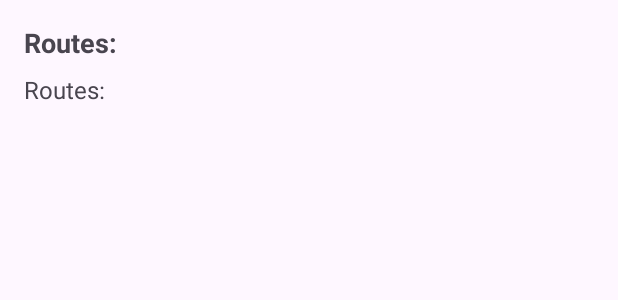
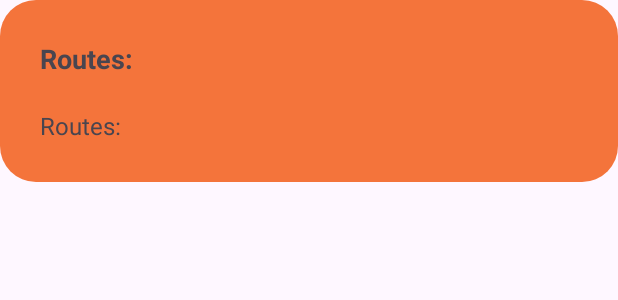
Before and after one commit to dsullano/TrackNJeep, an Android app: the layout fragment_jeep_info_bottom_sheet.xml on its own in the app's theme, with its tools: preview values and no code run, on a phone screen of 412 x 824 dp. Shown: the top 300 px of the screen. Run offline under Robolectric (Android 15) with nearby library versions, the light colour scheme and no system bars; Roboto replaces fonts that are not available here.

Commit message:
i wanna sleep

```diff
--- a/app/src/main/res/layout/activity_home_page.xml
+++ b/app/src/main/res/layout/activity_home_page.xml
@@ -19,7 +19,7 @@
         android:layout_width="match_parent"
         android:layout_height="wrap_content"
         android:id="@+id/footer"
-        android:backgroundTint="@color/btnOrange"
+        android:backgroundTint="@color/main"
         android:layout_alignParentBottom="true"
         app:menu="@menu/footer"
         />
--- a/app/src/main/res/layout/fragment_home.xml
+++ b/app/src/main/res/layout/fragment_home.xml
@@ -24,7 +24,7 @@
             android:layout_marginEnd="6dp"
             android:textSize="14sp"
             android:textColor="@color/white"
-            android:backgroundTint="@color/btnOrange"
+            android:backgroundTint="@color/main"
             android:text="@string/click_here_to_find_your_jeep" />
 
         <Button
@@ -35,7 +35,7 @@
             android:layout_marginStart="6dp"
             android:textSize="14sp"
             android:textColor="@color/white"
-            android:backgroundTint="@color/btnOrange"
+            android:backgroundTint="@color/main"
             android:text="@string/think_a_jeep" />
     </LinearLayout>
 
--- a/app/src/main/res/layout/fragment_jeep_info_bottom_sheet.xml
+++ b/app/src/main/res/layout/fragment_jeep_info_bottom_sheet.xml
@@ -2,6 +2,7 @@
 <LinearLayout xmlns:android="http://schemas.android.com/apk/res/android"
     android:layout_width="match_parent"
     android:layout_height="wrap_content"
+    android:background="@drawable/background_gradient"
     android:orientation="vertical"
     android:padding="16dp">
 
@@ -9,6 +10,8 @@
         android:layout_width="match_parent"
         android:layout_height="wrap_content"
         android:orientation="horizontal"
+        android:padding="5dp"
+        android:layout_margin="5dp"
         android:paddingBottom="8dp">
 
         <TextView
@@ -17,6 +20,7 @@
             android:layout_height="wrap_content"
             android:text="@string/destination2"
             android:textSize="18sp"
+            android:layout_gravity="center"
             android:textStyle="bold" />
 
 
@@ -25,12 +29,17 @@
     <LinearLayout
         android:layout_width="match_parent"
         android:layout_height="wrap_content"
+        android:layout_gravity="center"
+        android:padding="5dp"
+        android:layout_margin="5dp"
         android:orientation="horizontal">
 
         <TextView
             android:id="@+id/routesTextView"
             android:layout_width="wrap_content"
             android:layout_height="wrap_content"
+            android:layout_gravity="center"
+
             android:text="@string/routes"
             android:textSize="16sp" />
 
```
Also changed, not shown: app/src/main/res/drawable/background_gradient.xml (+1 -6 lines), app/src/main/res/layout/fragment_directions.xml (+26 -25 lines).
